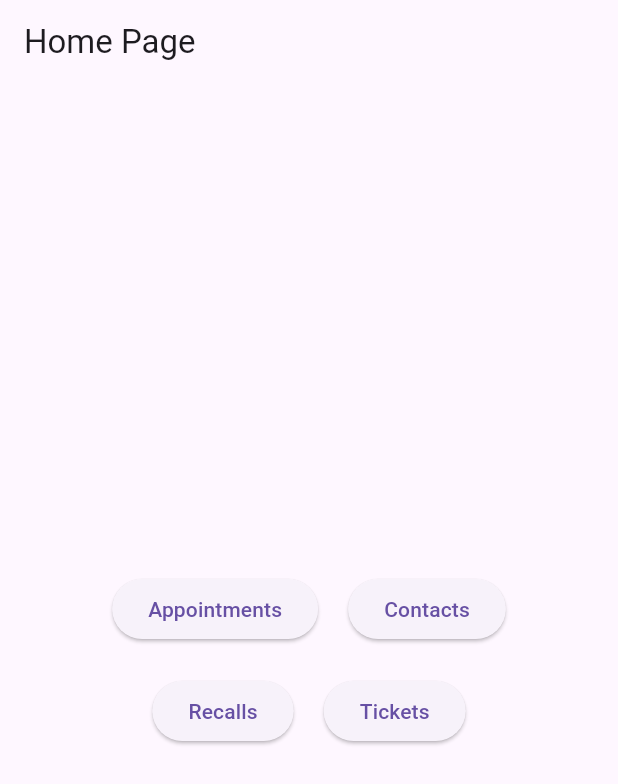
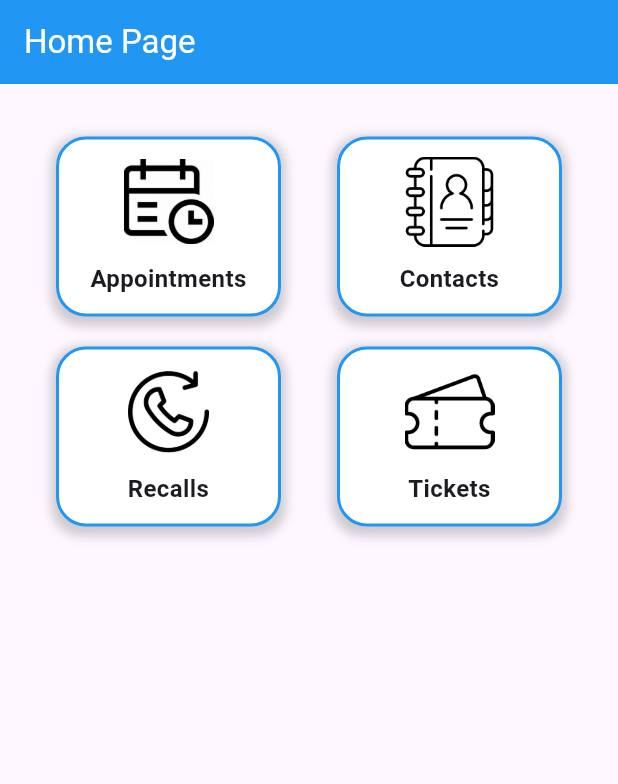
Before and after one commit to AlenkaTang1/Car-Service-App, a Flutter app: the screen it shows after launch, on a phone screen of 412 x 824 dp. Shown: the top 784 px of the screen. Run offline on Flutter 3.47's test engine with Material 3 defaults, Android fonts, the phone set to English and light mode, and no system bars; our stand-ins replace table_calendar.

Commit message:
design layout for home page

```diff
--- a/lib/main.dart
+++ b/lib/main.dart
@@ -22,51 +22,110 @@ class HomeScreen extends StatelessWidget {
     return Scaffold(
       appBar: AppBar(
         title: const Text('Home Page'),
+        backgroundColor: Colors.blue,
+        foregroundColor: Colors.white,
       ),
-      body: Center(
+      body: Align(
+        alignment: Alignment.topCenter,
+        child: Padding(
+          padding: const EdgeInsets.only(top: 35.0),
           child: Column(
-          mainAxisAlignment: MainAxisAlignment.center,
+            mainAxisAlignment: MainAxisAlignment.start,
             children: [
               Row(
-              mainAxisAlignment: MainAxisAlignment.center,
+                mainAxisAlignment: MainAxisAlignment.spaceEvenly,
                 children: [
-                ElevatedButton(
-                  child: const Text('Appointments'),
-                  onPressed: () {
-                    Navigator.pushNamed(context, '/appointment');
-                  },
+                  _buildButtonWithImage(
+                    context,
+                    'Appointments',
+                    'assets/appointment_image.jpeg',
+                    '/appointment',
                   ),
-                const SizedBox(width: 20),
-                ElevatedButton(
-                  child: const Text('Contacts'),
-                  onPressed: () {
-                    Navigator.pushNamed(context, '/contact');
-                  },
+                  _buildButtonWithImage(
+                    context,
+                    'Contacts',
+                    'assets/contacts_image.png',
+                    '/contact',
                   ),
                 ],
               ),
               const SizedBox(height: 20),
               Row(
-              mainAxisAlignment: MainAxisAlignment.center,
+                mainAxisAlignment: MainAxisAlignment.spaceEvenly,
                 children: [
-                ElevatedButton(
-                  child: const Text('Recalls'),
-                  onPressed: () {
-                    Navigator.pushNamed(context, '/recall');
-                  },
+                  _buildButtonWithImage(
+                    context,
+                    'Recalls',
+                    'assets/recalls_image.png',
+                    '/recall',
                   ),
-                const SizedBox(width: 20),
-                ElevatedButton(
-                  child: const Text('Tickets'),
-                  onPressed: () {
-                    Navigator.pushNamed(context, '/ticket');
-                  },
+                  _buildButtonWithImage(
+                    context,
+                    'Tickets',
+                    'assets/tickets_image.png',
+                    '/ticket',
                   ),
                 ],
               )
             ],
           ),
         ),
+      ),
     );
   }
+
+Widget _buildButtonWithImage(
+  BuildContext context,
+  String buttonText,
+  String imagePath,
+  String route,
+) {
+  return GestureDetector(
+    onTap: () {
+      Navigator.pushNamed(context, route);
+    },
+    child: Container(
+      width: 150,
+      height: 120,
+      decoration: BoxDecoration(
+        border: Border.all(
+          color: Colors.blue,
+          width: 2.0,
+        ),
+        borderRadius: BorderRadius.circular(20.0),
+        color: Colors.white,
+        boxShadow: [
+          BoxShadow(
+            color: Colors.grey.withOpacity(0.5),
+            spreadRadius: 3,
+            blurRadius: 5,
+            offset: Offset(0, 3),
+          ),
+        ],
+      ),
+      padding: EdgeInsets.all(8.0),
+      child: Column(
+        mainAxisAlignment: MainAxisAlignment.center,
+        children: [
+          Image.asset(
+            imagePath,
+            width: 60,
+            height: 60,
+          ),
+          const SizedBox(height: 10),
+          Text(
+            buttonText,
+            textAlign: TextAlign.center,
+            style: TextStyle(
+              fontSize: 16,
+              fontWeight: FontWeight.bold,
+            ),
+          ),
+        ],
+      ),
+    ),
+  );
 }
+
+
+}
--- a/pubspec.yaml
+++ b/pubspec.yaml
@@ -54,6 +54,11 @@ dev_dependencies:
 
 # The following section is specific to Flutter packages.
 flutter:
+  assets:
+    - assets/appointment_image.jpeg
+    - assets/contacts_image.png
+    - assets/recalls_image.png
+    - assets/tickets_image.png
 
   # The following line ensures that the Material Icons font is
   # included with your application, so that you can use the icons in
```
Also changed, not shown: assets/appointment_image.jpeg (added), assets/contacts_image.png (added), assets/recalls_image.png (added), assets/tickets_image.png (added), pubspec.lock. Lines whose indentation alone changed are shown as unchanged.
